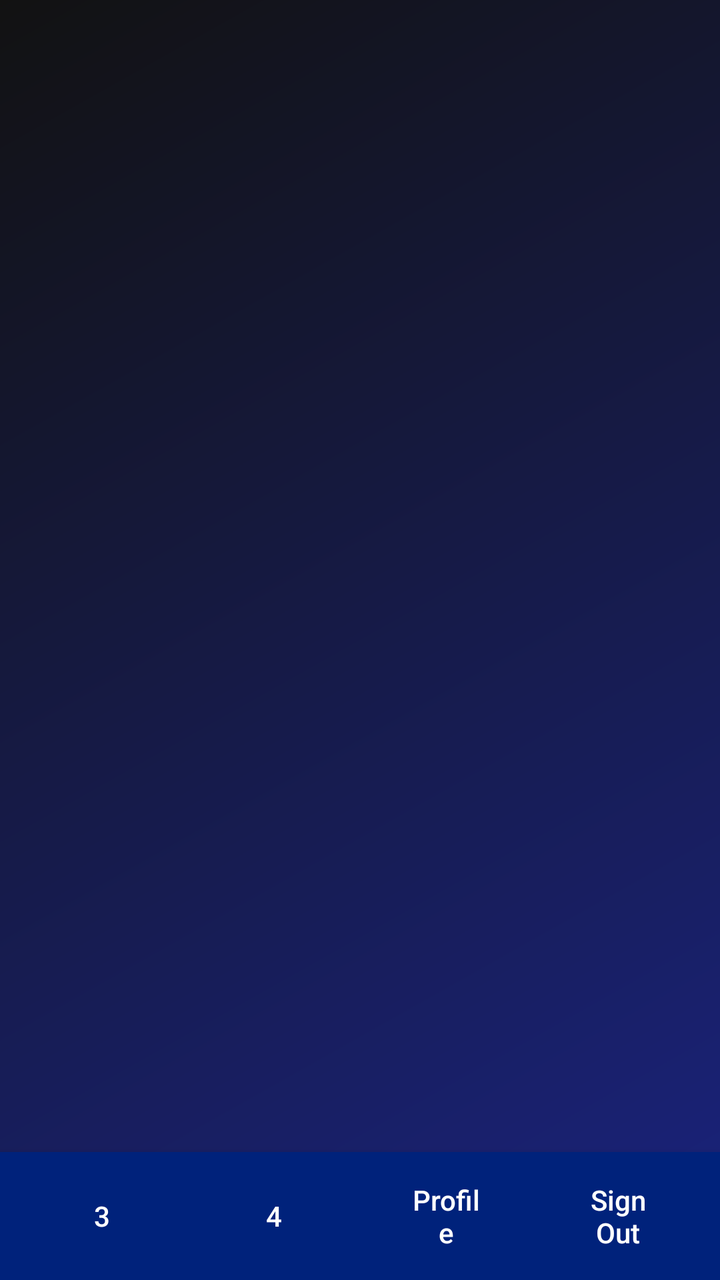
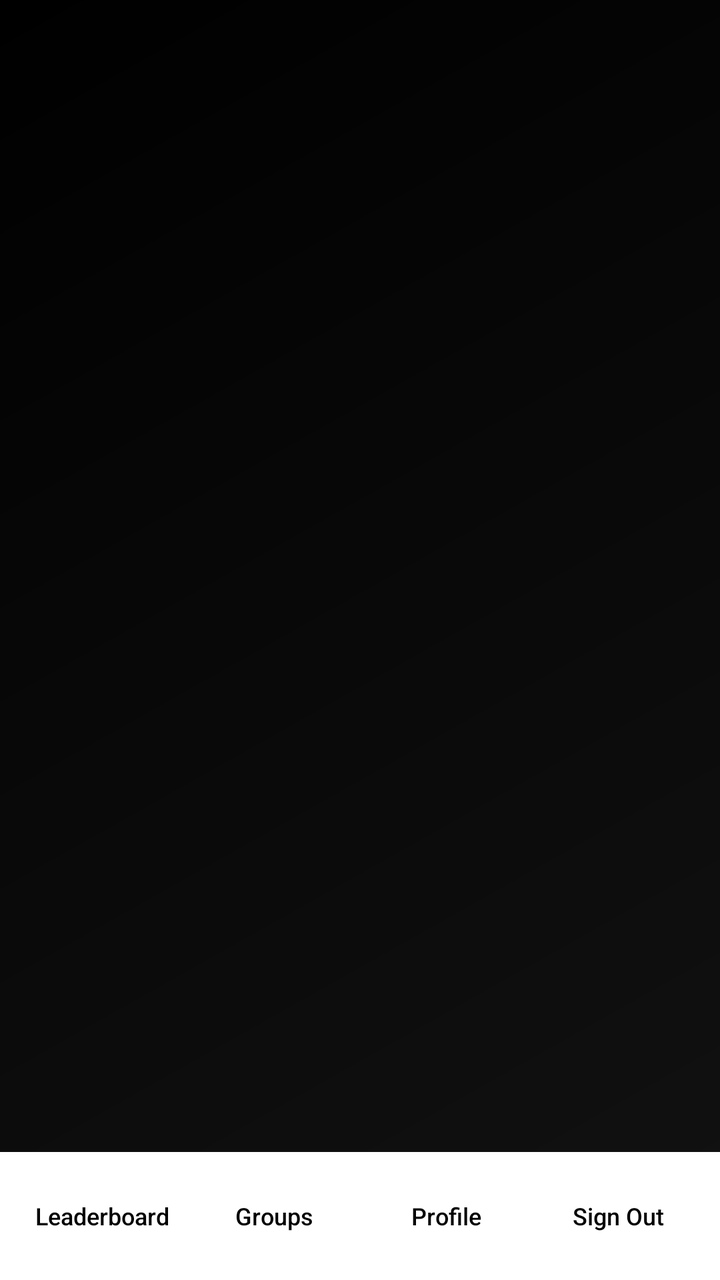

The first picture is an Android layout as it rendered before a commit; the second is the same layout after the commit. The layout source and the unified diff follow.
<!-- AndroidManifest.xml: application theme Theme.GeffenFinalProject -->
<!-- res/layout/activity_base.xml -->
<?xml version="1.0" encoding="utf-8"?>
<LinearLayout xmlns:android="http://schemas.android.com/apk/res/android"
    android:id="@+id/base_root"
    android:layout_width="match_parent"
    android:layout_height="match_parent"
    android:orientation="vertical"
    android:background="@drawable/main_gradient">

    <FrameLayout
        android:id="@+id/base_content_frame"
        android:layout_width="match_parent"
        android:layout_height="0dp"
        android:layout_weight="1" />

    <LinearLayout
        android:id="@+id/bottom_toolbar"
        android:layout_width="match_parent"
        android:layout_height="64dp"
        android:orientation="horizontal"
        android:background="@color/primary_dark"
        android:elevation="8dp"
        android:paddingHorizontal="8dp">

        <Button
            android:id="@+id/btn3"
            android:layout_width="0dp"
            android:layout_height="match_parent"
            android:layout_weight="1"
            android:text="3"
            style="?android:attr/borderlessButtonStyle"
            android:textColor="@color/white"
            android:textAllCaps="false" />

        <Button
            android:id="@+id/btn4"
            android:layout_width="0dp"
            android:layout_height="match_parent"
            android:layout_weight="1"
            android:text="4"
            style="?android:attr/borderlessButtonStyle"
            android:textColor="@color/white"
            android:textAllCaps="false" />

        <Button
            android:id="@+id/btn5"
            android:layout_width="0dp"
            android:layout_height="match_parent"
            android:layout_weight="1"
            android:text="Profile"
            style="?android:attr/borderlessButtonStyle"
            android:textColor="@color/white"
            android:textAllCaps="false" />

        <Button
            android:id="@+id/btnSignOut"
            android:layout_width="0dp"
            android:layout_height="match_parent"
            android:layout_weight="1"
            android:text="Sign Out"
            style="?android:attr/borderlessButtonStyle"
            android:textColor="@color/white"
            android:textAllCaps="false" />

    </LinearLayout>
</LinearLayout>
<!-- resources referenced by this layout -->
<resources>
  <color name="primary_dark">#00227B</color>
  <color name="white">#FFFFFFFF</color>
  <!-- drawable main_gradient (drawable) -->
  <?xml version="1.0" encoding="utf-8"?>
  <shape xmlns:android="http://schemas.android.com/apk/res/android"
      android:shape="rectangle">
      <gradient
          android:angle="135"
          android:endColor="@color/bg_end"
          android:startColor="@color/bg_start"
          android:type="linear" />
  </shape>
  <style name="Theme.GeffenFinalProject" parent="Base.Theme.GeffenFinalProject" />
  <color name="bg_end">#121212</color>
  <color name="bg_start">#1A237E</color>
  <style name="Base.Theme.GeffenFinalProject" parent="Theme.Material3.DayNight.NoActionBar">
          
          
      </style>
</resources>

<!-- the commit's change to res/layout/activity_base.xml (unified diff, before → after) -->
@@ -17,28 +17,34 @@
         android:layout_width="match_parent"
         android:layout_height="64dp"
         android:orientation="horizontal"
-        android:background="@color/primary_dark"
+        android:background="@color/white"
         android:elevation="8dp"
         android:paddingHorizontal="8dp">
 
         <Button
-            android:id="@+id/btn3"
+            android:id="@+id/btnLeaderboard"
             android:layout_width="0dp"
             android:layout_height="match_parent"
             android:layout_weight="1"
-            android:text="3"
+            android:text="Leaderboard"
             style="?android:attr/borderlessButtonStyle"
-            android:textColor="@color/white"
+            android:textColor="@color/black"
+            android:textSize="12sp"
+            android:maxLines="1"
+            android:padding="0dp"
             android:textAllCaps="false" />
 
         <Button
-            android:id="@+id/btn4"
+            android:id="@+id/btnGroups"
             android:layout_width="0dp"
             android:layout_height="match_parent"
             android:layout_weight="1"
-            android:text="4"
+            android:text="Groups"
             style="?android:attr/borderlessButtonStyle"
-            android:textColor="@color/white"
+            android:textColor="@color/black"
+            android:textSize="12sp"
+            android:maxLines="1"
+            android:padding="0dp"
             android:textAllCaps="false" />
 
         <Button
@@ -48,7 +54,10 @@
             android:layout_weight="1"
             android:text="Profile"
             style="?android:attr/borderlessButtonStyle"
-            android:textColor="@color/white"
+            android:textColor="@color/black"
+            android:textSize="12sp"
+            android:maxLines="1"
+            android:padding="0dp"
             android:textAllCaps="false" />
 
         <Button
@@ -58,7 +67,10 @@
             android:layout_weight="1"
             android:text="Sign Out"
             style="?android:attr/borderlessButtonStyle"
-            android:textColor="@color/white"
+            android:textColor="@color/black"
+            android:textSize="12sp"
+            android:maxLines="1"
+            android:padding="0dp"
             android:textAllCaps="false" />
 
     </LinearLayout>
<!-- resource entries referenced after the edit -->
@@ -1,6 +1,6 @@
 <!-- resources referenced by this layout -->
 <resources>
-  <color name="primary_dark">#00227B</color>
+  <color name="black">#FF000000</color>
   <color name="white">#FFFFFFFF</color>
   <!-- drawable main_gradient (drawable) -->
   <?xml version="1.0" encoding="utf-8"?>
@@ -13,8 +13,8 @@
           android:type="linear" />
   </shape>
   <style name="Theme.GeffenFinalProject" parent="Base.Theme.GeffenFinalProject" />
-  <color name="bg_end">#121212</color>
-  <color name="bg_start">#1A237E</color>
+  <color name="bg_end">#000000</color>
+  <color name="bg_start">#121212</color>
   <style name="Base.Theme.GeffenFinalProject" parent="Theme.Material3.DayNight.NoActionBar">
           
           
